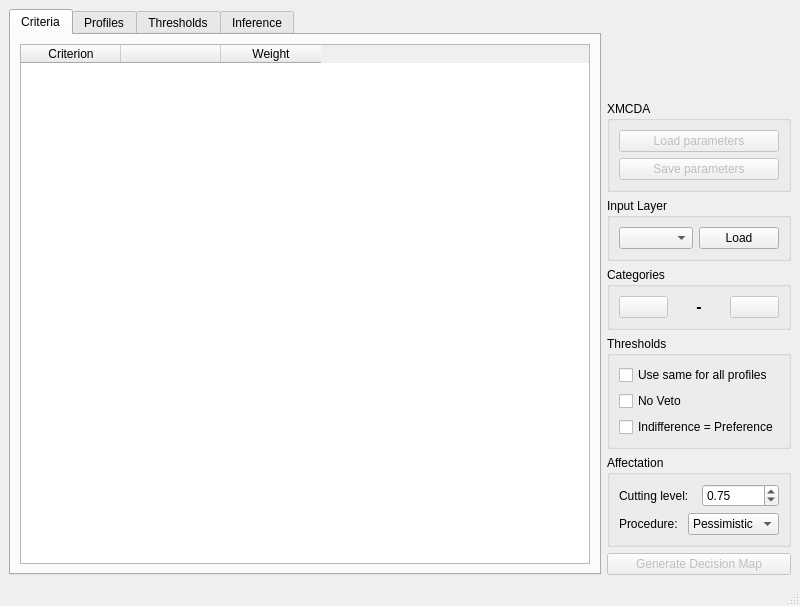
Above: ui/etrimain.ui from oso/qgis-etri before the change. Below: the same form after it.
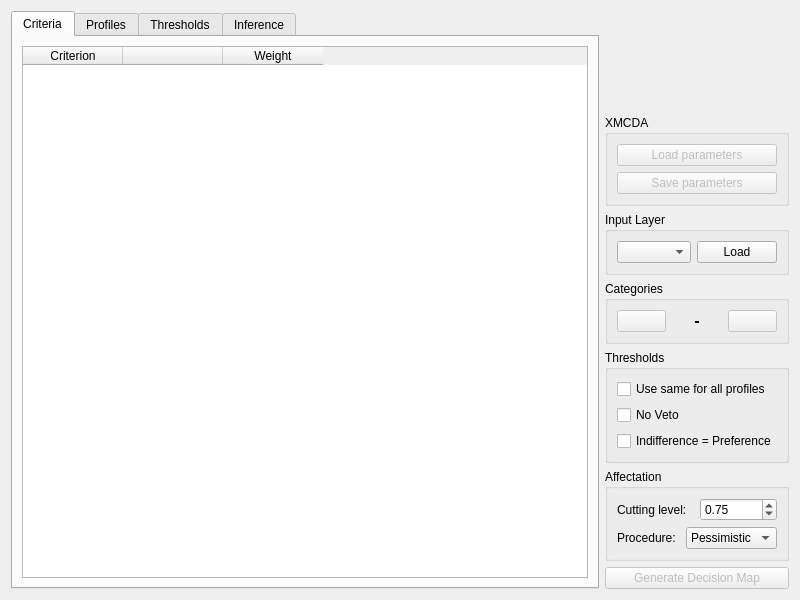
That is the form after the change. Icons and pictures are not drawn. Custom widgets are drawn as their Qt base class.

Commit message:
ui: change the QMainWindow to a QDialog
This is more logical to have a QDialog box instead of a QMainWindow.
The QMainWindow is the one of qgis.
Moreover it looks to give problem with the last versions of pyqt...

The edit to the form file:
```diff
--- a/ui/etrimain.ui
+++ b/ui/etrimain.ui
@@ -1,21 +1,20 @@
 <?xml version="1.0" encoding="UTF-8"?>
 <ui version="4.0">
  <class>EtriMainWindow</class>
- <widget class="QMainWindow" name="EtriMainWindow">
+ <widget class="QDialog" name="EtriMainWindow">
   <property name="geometry">
    <rect>
     <x>0</x>
     <y>0</y>
     <width>800</width>
-    <height>606</height>
+    <height>600</height>
    </rect>
   </property>
   <property name="windowTitle">
    <string>Electre Tri</string>
   </property>
-  <widget class="QWidget" name="centralwidget">
-   <layout class="QGridLayout" name="gridLayout">
-    <item row="0" column="0">
+  <layout class="QHBoxLayout" name="horizontalLayout_3">
+   <item>
      <widget class="QTabWidget" name="Tab_params">
       <property name="currentIndex">
        <number>0</number>
@@ -342,7 +341,7 @@
       </widget>
      </widget>
     </item>
-    <item row="0" column="1">
+   <item>
      <layout class="QVBoxLayout" name="right_layout">
       <item>
        <spacer name="verticalSpacer">
@@ -573,18 +572,6 @@
      </layout>
     </item>
    </layout>
-  </widget>
-  <widget class="QMenuBar" name="menubar">
-   <property name="geometry">
-    <rect>
-     <x>0</x>
-     <y>0</y>
-     <width>800</width>
-     <height>22</height>
-    </rect>
-   </property>
-  </widget>
-  <widget class="QStatusBar" name="statusbar"/>
  </widget>
  <customwidgets>
   <customwidget>
```
Left out of the diff: 2 changed lines with no effect on the pictures. Lines whose indentation alone changed are shown as unchanged. The commit also changes 3 other files.
